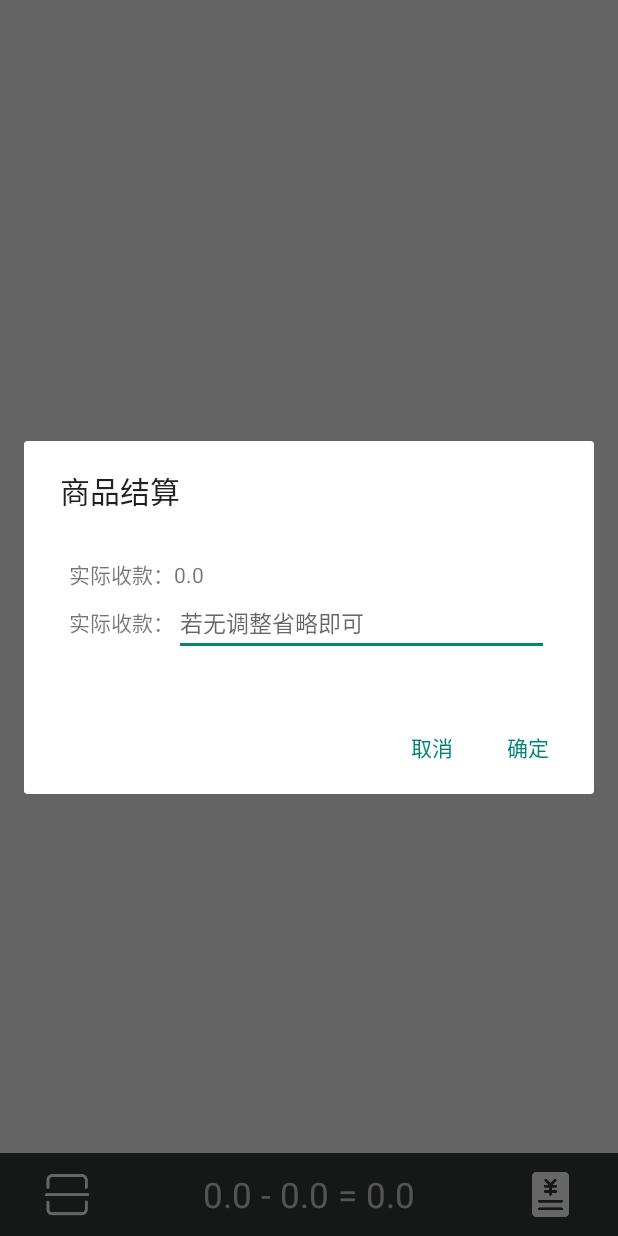
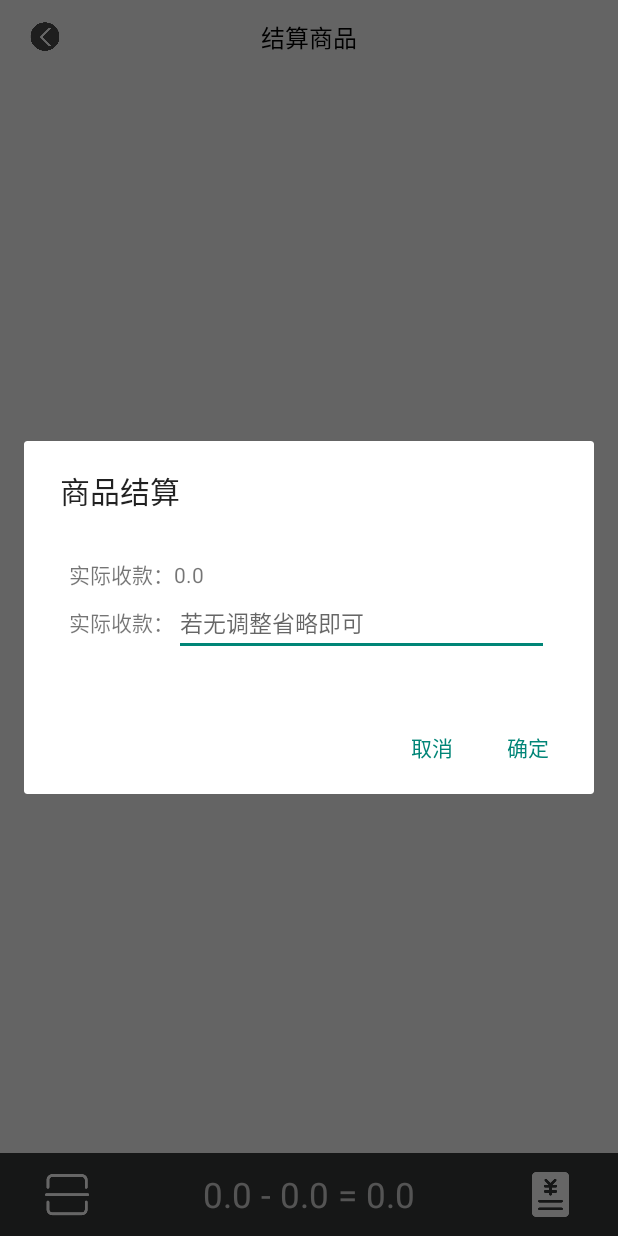
Before and after one commit to StarSky0414/yunshang, an Android app: the AccountsActivity screen opened directly, with no data from a screen before it, after a tap on an icon or button, on a phone screen of 412 x 824 dp. Run offline under Robolectric (Android 15) with nearby library versions, the phone set to English and light mode, and no system bars; libraries missing offline, so code that uses them is left out: com.alibaba.fastjson, com.google.zxing.integration, org.greenrobot.greendao; 4 statements that could not run were skipped.

Commit message:
包名授权

```diff
--- a/app/src/main/java/com/tts/starsky/phonesweepcode/controller/FunctionController.java
+++ b/app/src/main/java/com/tts/starsky/phonesweepcode/controller/FunctionController.java
@@ -45,7 +45,7 @@ public class FunctionController implements OSSCompletedCallback<ListObjectsReque
             intent.setFlags(Intent.FLAG_GRANT_READ_URI_PERMISSION);
             Uri contentUri = FileProvider.getUriForFile(
                     context
-                    , "com.tts.starsky.phonesweepcode.fileprovider"
+                    , "${applicationId}.provider"
                     , apkFile);
             intent.setDataAndType(contentUri, "application/vnd.android.package-archive");
         } else {
--- a/app/src/main/java/com/tts/starsky/phonesweepcode/db/dao/DaoMaster.java
+++ b/app/src/main/java/com/tts/starsky/phonesweepcode/db/dao/DaoMaster.java
@@ -21,8 +21,8 @@ public class DaoMaster extends AbstractDaoMaster {
 
     /** Creates underlying database table using DAOs. */
     public static void createAllTables(Database db, boolean ifNotExists) {
+        DiscountDao.createTable(db, ifNotExists);
         GoodsInfoDao.createTable(db, ifNotExists);
-        DiscountDao.createTable(db, ifNotExists);
         GoodsStockDao.createTable(db, ifNotExists);
         SalesDao.createTable(db, ifNotExists);
         SalesToGoodsDao.createTable(db, ifNotExists);
@@ -30,8 +30,8 @@ public class DaoMaster extends AbstractDaoMaster {
 
     /** Drops underlying database table using DAOs. */
     public static void dropAllTables(Database db, boolean ifExists) {
+        DiscountDao.dropTable(db, ifExists);
         GoodsInfoDao.dropTable(db, ifExists);
-        DiscountDao.dropTable(db, ifExists);
         GoodsStockDao.dropTable(db, ifExists);
         SalesDao.dropTable(db, ifExists);
         SalesToGoodsDao.dropTable(db, ifExists);
@@ -53,8 +53,8 @@ public class DaoMaster extends AbstractDaoMaster {
 
     public DaoMaster(Database db) {
         super(db, SCHEMA_VERSION);
+        registerDaoClass(DiscountDao.class);
         registerDaoClass(GoodsInfoDao.class);
-        registerDaoClass(DiscountDao.class);
         registerDaoClass(GoodsStockDao.class);
         registerDaoClass(SalesDao.class);
         registerDaoClass(SalesToGoodsDao.class);
--- a/app/src/main/java/com/tts/starsky/phonesweepcode/db/dao/DaoSession.java
+++ b/app/src/main/java/com/tts/starsky/phonesweepcode/db/dao/DaoSession.java
@@ -8,14 +8,14 @@ import org.greenrobot.greendao.database.Database;
 import org.greenrobot.greendao.identityscope.IdentityScopeType;
 import org.greenrobot.greendao.internal.DaoConfig;
 
+import com.tts.starsky.phonesweepcode.db.bean.Discount;
 import com.tts.starsky.phonesweepcode.db.bean.GoodsInfo;
-import com.tts.starsky.phonesweepcode.db.bean.Discount;
 import com.tts.starsky.phonesweepcode.db.bean.GoodsStock;
 import com.tts.starsky.phonesweepcode.db.bean.Sales;
 import com.tts.starsky.phonesweepcode.db.bean.SalesToGoods;
 
+import com.tts.starsky.phonesweepcode.db.dao.DiscountDao;
 import com.tts.starsky.phonesweepcode.db.dao.GoodsInfoDao;
-import com.tts.starsky.phonesweepcode.db.dao.DiscountDao;
 import com.tts.starsky.phonesweepcode.db.dao.GoodsStockDao;
 import com.tts.starsky.phonesweepcode.db.dao.SalesDao;
 import com.tts.starsky.phonesweepcode.db.dao.SalesToGoodsDao;
@@ -29,14 +29,14 @@ import com.tts.starsky.phonesweepcode.db.dao.SalesToGoodsDao;
  */
 public class DaoSession extends AbstractDaoSession {
 
+    private final DaoConfig discountDaoConfig;
     private final DaoConfig goodsInfoDaoConfig;
-    private final DaoConfig discountDaoConfig;
     private final DaoConfig goodsStockDaoConfig;
     private final DaoConfig salesDaoConfig;
     private final DaoConfig salesToGoodsDaoConfig;
 
+    private final DiscountDao discountDao;
     private final GoodsInfoDao goodsInfoDao;
-    private final DiscountDao discountDao;
     private final GoodsStockDao goodsStockDao;
     private final SalesDao salesDao;
     private final SalesToGoodsDao salesToGoodsDao;
@@ -45,11 +45,11 @@ public class DaoSession extends AbstractDaoSession {
             daoConfigMap) {
         super(db);
 
+        discountDaoConfig = daoConfigMap.get(DiscountDao.class).clone();
+        discountDaoConfig.initIdentityScope(type);
+
         goodsInfoDaoConfig = daoConfigMap.get(GoodsInfoDao.class).clone();
         goodsInfoDaoConfig.initIdentityScope(type);
-
-        discountDaoConfig = daoConfigMap.get(DiscountDao.class).clone();
-        discountDaoConfig.initIdentityScope(type);
 
         goodsStockDaoConfig = daoConfigMap.get(GoodsStockDao.class).clone();
         goodsStockDaoConfig.initIdentityScope(type);
@@ -60,33 +60,33 @@ public class DaoSession extends AbstractDaoSession {
         salesToGoodsDaoConfig = daoConfigMap.get(SalesToGoodsDao.class).clone();
         salesToGoodsDaoConfig.initIdentityScope(type);
 
+        discountDao = new DiscountDao(discountDaoConfig, this);
         goodsInfoDao = new GoodsInfoDao(goodsInfoDaoConfig, this);
-        discountDao = new DiscountDao(discountDaoConfig, this);
         goodsStockDao = new GoodsStockDao(goodsStockDaoConfig, this);
         salesDao = new SalesDao(salesDaoConfig, this);
         salesToGoodsDao = new SalesToGoodsDao(salesToGoodsDaoConfig, this);
 
+        registerDao(Discount.class, discountDao);
         registerDao(GoodsInfo.class, goodsInfoDao);
-        registerDao(Discount.class, discountDao);
         registerDao(GoodsStock.class, goodsStockDao);
         registerDao(Sales.class, salesDao);
         registerDao(SalesToGoods.class, salesToGoodsDao);
     }
 
     public void clear() {
+        discountDaoConfig.clearIdentityScope();
         goodsInfoDaoConfig.clearIdentityScope();
-        discountDaoConfig.clearIdentityScope();
         goodsStockDaoConfig.clearIdentityScope();
         salesDaoConfig.clearIdentityScope();
         salesToGoodsDaoConfig.clearIdentityScope();
     }
 
+    public DiscountDao getDiscountDao() {
+        return discountDao;
+    }
+
     public GoodsInfoDao getGoodsInfoDao() {
         return goodsInfoDao;
-    }
-
-    public DiscountDao getDiscountDao() {
-        return discountDao;
     }
 
     public GoodsStockDao getGoodsStockDao() {
--- a/app/src/main/res/layout/recycler_view_fragment.xml
+++ b/app/src/main/res/layout/recycler_view_fragment.xml
@@ -4,29 +4,37 @@
     android:layout_height="match_parent"
     android:orientation="horizontal">
 
-    <!--<RelativeLayout
-        android:id="@+id/rl_add_goods"
-        android:layout_alignParentTop="true"
-        android:background="#ab292929"
+    <RelativeLayout
+        android:id="@+id/rl_title"
         android:layout_width="match_parent"
-        android:layout_height="55dp">
+        android:layout_height="50dp"
+        android:layout_marginLeft="20dp"
+        android:layout_marginRight="20dp">
+
+        <ImageView
+            android:id="@+id/iv_close_account"
+            android:layout_width="20dp"
+            android:layout_height="20dp"
+            android:layout_centerVertical="true"
+            android:background="@mipmap/back_alpha" />
 
         <TextView
-            android:gravity="center_horizontal"
-            android:text="结算"
-            android:layout_width="wrap_content"
-            android:layout_height="wrap_content" />
+            android:id="@+id/tv_title"
+            android:layout_width="match_parent"
+            android:layout_height="30dp"
+            android:layout_centerInParent="true"
+            android:gravity="center"
+            android:text="结算商品"
+            android:textColor="#000"
+            android:textSize="16dp" />
+    </RelativeLayout>
 
-    </RelativeLayout>-->
-
-    <android.support.v7.widget.RecyclerView xmlns:android="http://schemas.android.com/apk/res/android"
-
+    <android.support.v7.widget.RecyclerView
         android:id="@+id/recycle_view_item"
         android:layout_width="match_parent"
         android:layout_height="wrap_content"
         android:layout_marginBottom="55dp"
-
-        />
+        android:layout_below="@id/rl_title" />
 
 
     <RelativeLayout
@@ -66,3 +74,18 @@
     </RelativeLayout>
 
 </RelativeLayout>
+
+    <!--<RelativeLayout
+            android:id="@+id/rl_add_goods"
+            android:layout_alignParentTop="true"
+            android:background="#ab292929"
+            android:layout_width="match_parent"
+            android:layout_height="55dp">
+
+            <TextView
+                android:gravity="center_horizontal"
+                android:text="结算"
+                android:layout_width="wrap_content"
+                android:layout_height="wrap_content" />
+
+        </RelativeLayout>-->
```
